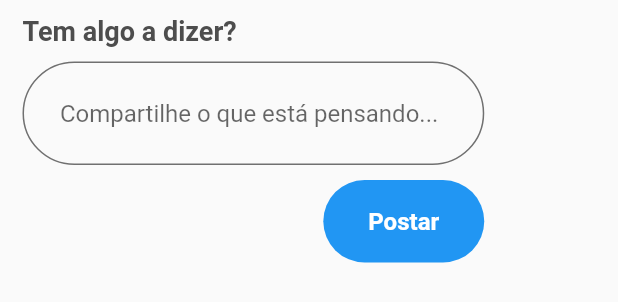
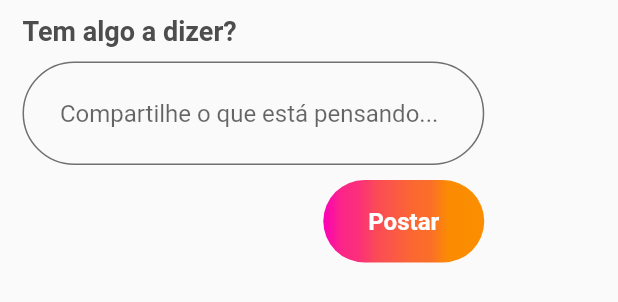
Before and after one commit to ifdtech-develop/fennec_desktop, a Flutter app: the PostInput widget shown alone on an empty page, opened directly, on a phone screen of 412 x 824 dp. Shown: the top 302 px of the screen. Run offline on Flutter 3.47's test engine with Material 2 defaults, Android fonts, the phone set to English and light mode, and no system bars.

Commit message:
gradient color para o botao postar

```diff
--- a/lib/pages/squad/squad_screen.dart
+++ b/lib/pages/squad/squad_screen.dart
@@ -221,7 +221,25 @@ class PostInput extends StatelessWidget {
           Row(
             mainAxisAlignment: MainAxisAlignment.end,
             children: [
-              ElevatedButton(
+              Container(
+                decoration: BoxDecoration(
+                  gradient: const LinearGradient(
+                    colors: [
+                      Color(0xFFFB00B8),
+                      Color(0xFFFB2588),
+                      Color(0xFFFB3079),
+                      Color(0xFFFB4B56),
+                      Color(0xFFFB5945),
+                      Color(0xFFFB6831),
+                      Color(0xFFFB6E29),
+                      Color(0xFFFB8C03),
+                      Color(0xFFFB8D01),
+                      Color(0xFFFB8E00),
+                    ],
+                  ),
+                  borderRadius: BorderRadius.circular(50.0),
+                ),
+                child: ElevatedButton(
                   onPressed: () {},
                   child: const Text(
                     'Postar',
@@ -232,14 +250,16 @@ class PostInput extends StatelessWidget {
                     ),
                   ),
                   style: ElevatedButton.styleFrom(
+                    primary: Colors.transparent,
+                    shadowColor: Colors.transparent,
                     padding: const EdgeInsets.symmetric(
                       vertical: 18.0,
                       horizontal: 30.0,
                     ),
-                  // shadowColor: Colors.grey,
                     elevation: 0,
                     shape: RoundedRectangleBorder(
                       borderRadius: BorderRadius.circular(50.0),
+                    ),
                   ),
                 ),
               ),
```
Also changed, not shown: lib/pages/team/team_screen.dart (+22 -2 lines). Lines whose indentation alone changed are shown as unchanged.
